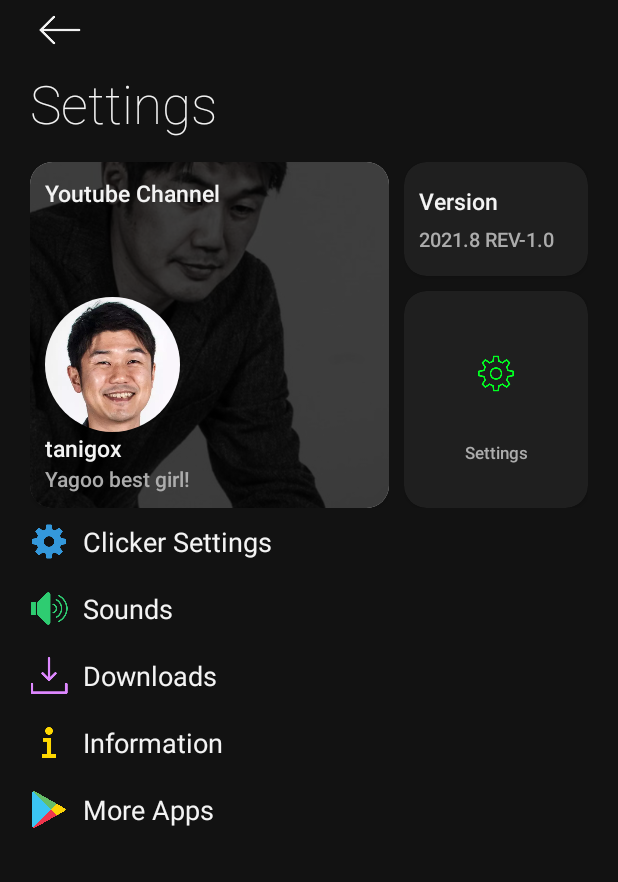
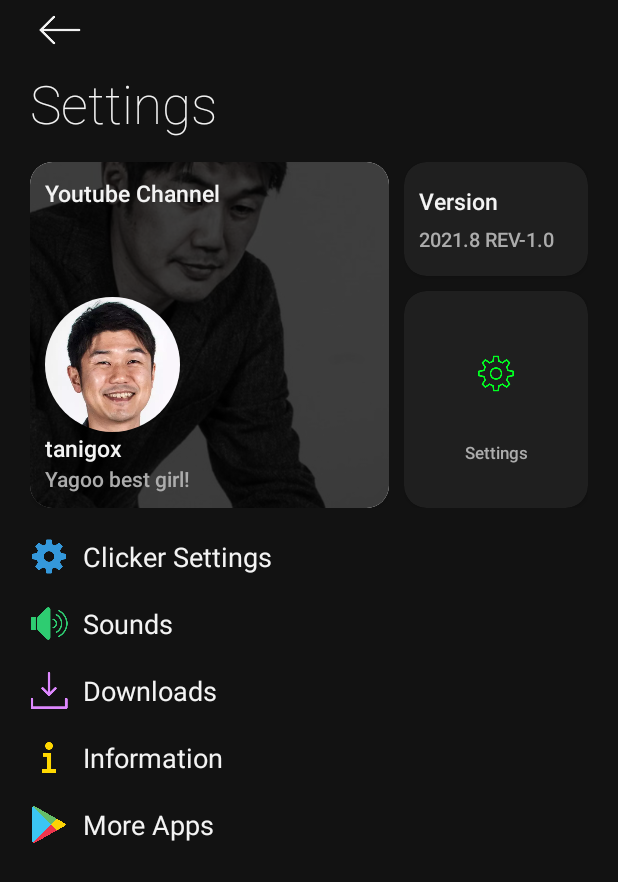
Before and after one commit to YuzuMin/Hololive-CEO-Yagoo-Noises, an Android app: the AppMenu screen opened directly, with no data from a screen before it, on a phone screen of 412 x 824 dp. Shown: the top 882 px of the screen. Run offline under Robolectric (Android 15) with nearby library versions, the phone set to English and light mode, and no system bars.

Commit message:
Update app_menu.xml

```diff
--- a/Tumbleweed/YagooNoises/app/src/main/res/layout/app_menu.xml
+++ b/Tumbleweed/YagooNoises/app/src/main/res/layout/app_menu.xml
@@ -51,6 +51,7 @@
 
 
             <LinearLayout
+                android:layout_marginBottom="10dp"
                 android:orientation="horizontal"
                 android:layout_width="match_parent"
                 android:layout_height="match_parent">
@@ -65,7 +66,6 @@
                         android:id="@+id/app_youtube"
                         android:layout_width="wrap_content"
                         android:layout_height="match_parent"
-                        app:cardBackgroundColor="@color/blvck"
                         app:cardCornerRadius="15dp">
 
                         <RelativeLayout
@@ -76,8 +76,6 @@
                                 android:layout_width="match_parent"
                                 android:layout_height="match_parent"
                                 android:src="@drawable/bg0"
-                                android:backgroundTintMode="src_in"
-                                android:backgroundTint="#9F000000"
                                 android:scaleType="centerCrop"/>
 
                             <LinearLayout
```
